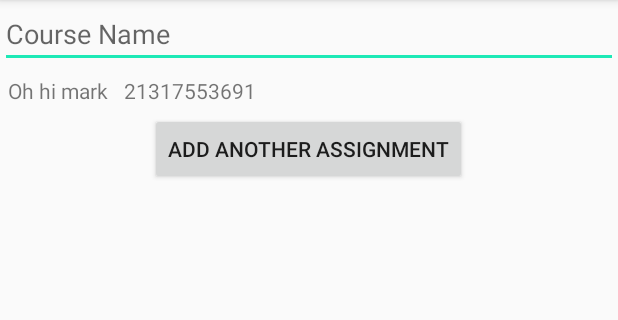
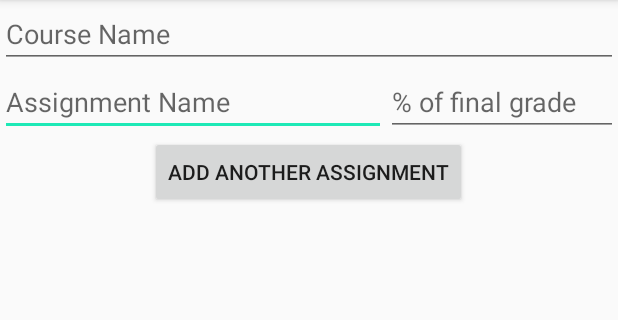
Before and after one commit to JasonTang99/Art3mis, an Android app: the NewInput screen opened directly, with no data from a screen before it, after a tap on "ADD ANOTHER ASSIGNMENT", on a phone screen of 412 x 824 dp, the part 84-404 px from its top. Run offline under Robolectric (Android 15) with nearby library versions, the phone set to English and light mode, and no system bars.

Commit message:
Added the edittexts into the scroll view

```diff
--- a/app/src/main/java/com/example/jason/art3mis/NewInput.java
+++ b/app/src/main/java/com/example/jason/art3mis/NewInput.java
@@ -1,5 +1,6 @@
 package com.example.jason.art3mis;
 
+import android.content.res.Resources;
 import android.support.v7.app.AppCompatActivity;
 import android.os.Bundle;
 import android.view.View;
@@ -20,56 +21,82 @@ public class NewInput extends AppCompatActivity {
 		super.onCreate(savedInstanceState);
 		setContentView(R.layout.activity_new_input);
 
+
+		ScrollViewWithMaxHeight sc = findViewById(R.id.scroll_view_max_height);
+		EditText et_course_name = findViewById(R.id.course_name);
+		Button but = findViewById(R.id.add_work_button);
+
+		int etHeight = et_course_name.getHeight();
+		int butHeight = but.getHeight();
+		int totalHeight = Resources.getSystem().getDisplayMetrics().heightPixels;
+
+		sc.setMaxHeight(totalHeight - etHeight - butHeight);
+
 	}
 
-	public int numberOfAssignments = 0;
+
 
 	public void moreAssignments(View v) {
-		numberOfAssignments++;
+
+		final LinearLayout.LayoutParams params1 = new LinearLayout.LayoutParams(
+			LinearLayout.LayoutParams.MATCH_PARENT,
+			LinearLayout.LayoutParams.WRAP_CONTENT);
+
+
+
 		LinearLayout scrollingAssignments = findViewById(R.id.scrolling_layout);
 
 		LinearLayout newAssignment = new LinearLayout(this);
-		final LinearLayout.LayoutParams params1 = new LinearLayout.LayoutParams(LinearLayout.LayoutParams.MATCH_PARENT, LinearLayout.LayoutParams.WRAP_CONTENT);
 		newAssignment.setLayoutParams(params1);
 
-//		EditText assignmentName = new EditText(this);
-//		final ViewGroup.LayoutParams param2 = new ViewGroup.LayoutParams(ViewGroup.LayoutParams.WRAP_CONTENT, ViewGroup.LayoutParams.WRAP_CONTENT);
-//
-//
-//
-//		EditText grade = new EditText(this);
-		TextView tv1 = new TextView(this);
-		tv1.setText("Oh hi mark");
-		tv1.setPadding(8,8,8,8);
+		int totalWidth = scrollingAssignments.getWidth();
+		int nameSize = totalWidth * 5 / 8;
+		int paddingSize = totalWidth / 8;
+		int gradeSize = totalWidth * 2 / 8;
 
-		String num = Integer.toString(numberOfAssignments);
+		final ViewGroup.LayoutParams params2 = new ViewGroup.LayoutParams(
+			nameSize,
+			ViewGroup.LayoutParams.WRAP_CONTENT);
+		final ViewGroup.LayoutParams params3 = new ViewGroup.LayoutParams(
+			ViewGroup.LayoutParams.MATCH_PARENT,
+			ViewGroup.LayoutParams.WRAP_CONTENT);
 
-		TextView tv2 = new TextView(this);
-		tv2.setText(R.string.add_work + num);
-		tv2.setPadding(8,8,8,8);
 
-		newAssignment.addView(tv1);
-		newAssignment.addView(tv2);
+		EditText assignmentName = new EditText(this);
+		assignmentName.setHint(R.string.work);
+		assignmentName.setLayoutParams(params2);
+//		assignmentName.setPadding(0,0, 50,0);
 
-		scrollingAssignments.addView(newAssignment, scrollingAssignments.indexOfChild(findViewById(R.id.add_work_button)));
+
+		EditText grade = new EditText(this);
+		grade.setHint(R.string.worth);
+		grade.setLayoutParams(params3);
+
+
+//		grade.setHint(Integer.toString(totalWidth));
+		newAssignment.addView(assignmentName);
+		newAssignment.addView(grade);
+
+
+
+
+
+
+		scrollingAssignments.addView(newAssignment);
+
+
+
+		// Scrolls to the bottom of the ScrollView
+		final ScrollViewWithMaxHeight sc = findViewById(R.id.scroll_view_max_height);
+
+		sc.post(new Runnable() {
+			@Override
+			public void run() {
+				sc.fullScroll(ScrollViewWithMaxHeight.FOCUS_DOWN);
+			}
+		});
+
+
 	}
 
 }
-
-
-//<LinearLayout
-//        android:layout_width="match_parent"
-//					android:layout_height="wrap_content">
-//<TextView
-//          android:layout_width="wrap_content"
-//						android:layout_height="wrap_content"
-//						android:text="@string/new_input"
-//						android:padding="8sp"
-//						/>
-//<EditText
-//          android:layout_width="fill_parent"
-//						android:layout_height="wrap_content"
-//						android:hint="@string/grade"
-//						android:inputType="numberDecimal"
-//						/>
-//</LinearLayout>
--- a/app/src/main/java/com/example/jason/art3mis/Results.java
+++ b/app/src/main/java/com/example/jason/art3mis/Results.java
@@ -13,32 +13,13 @@ public class Results extends AppCompatActivity {
 
 	@Override
   protected void onCreate(Bundle savedInstanceState) {
-  	super.onCreate(savedInstanceState);
+		super.onCreate(savedInstanceState);
 		setContentView(R.layout.activity_results);
 
 //		TextView tv = findViewById(R.id.bob_is_not_good);
 //		String sent = (String) getIntent().getSerializableExtra("Numbers");
 //		tv.setText(sent);
 
-		ScrollViewWithMaxHeight sc = findViewById(R.id.max_height_scroll);
-		TextView tv = findViewById(R.id.top_tv);
-		Button but = findViewById(R.id.add_work_button);
-
-		int tvHeight = tv.getHeight();
-		int butHeight = but.getHeight();
-		int totalHeight = getScreenHeight();
-
-		sc.setMaxHeight(totalHeight - tvHeight - butHeight);
-
-	}
-
-
-	public static int getScreenWidth() {
-		return Resources.getSystem().getDisplayMetrics().widthPixels;
-	}
-
-	public static int getScreenHeight() {
-		return Resources.getSystem().getDisplayMetrics().heightPixels;
 	}
 
 
--- a/app/src/main/res/layout/activity_new_input.xml
+++ b/app/src/main/res/layout/activity_new_input.xml
@@ -10,11 +10,12 @@
     android:layout_width="match_parent"
     android:layout_height="wrap_content"
     android:hint="@string/course"
-    android:inputType="textCapCharacters" />
+    android:inputType="textCapWords" />
 
-  <ScrollView
+  <com.example.jason.art3mis.ScrollViewWithMaxHeight
     android:layout_width="match_parent"
     android:layout_height="match_parent"
+    android:id="@+id/scroll_view_max_height"
     >
     <LinearLayout
       android:layout_width="match_parent"
@@ -23,21 +24,21 @@
       android:orientation="vertical">
 
 
-      <Button
-        android:layout_width="wrap_content"
-        android:layout_height="wrap_content"
-        android:textAlignment="center"
-        android:layout_gravity="center"
-        android:text="@string/add_work"
-        android:onClick="moreAssignments"
-        android:id="@+id/add_work_button"
-        />
+
     </LinearLayout>
 
-  </ScrollView>
+  </com.example.jason.art3mis.ScrollViewWithMaxHeight>
 
 
-
+  <Button
+    android:layout_width="wrap_content"
+    android:layout_height="wrap_content"
+    android:textAlignment="center"
+    android:layout_gravity="center"
+    android:text="@string/add_work"
+    android:onClick="moreAssignments"
+    android:id="@+id/add_work_button"
+    />
 
 
 
--- a/app/src/main/res/values/strings.xml
+++ b/app/src/main/res/values/strings.xml
@@ -4,6 +4,7 @@
   <string name="new_input">New Input</string>
   <string name="results">Results</string>
   <string name="grade">Grade</string>
+  <string name="worth">% of final grade</string>
   <string name="course">Course Name</string>
   <string name="work">Assignment Name</string>
   <string name="add_work">Add Another Assignment</string>
```
